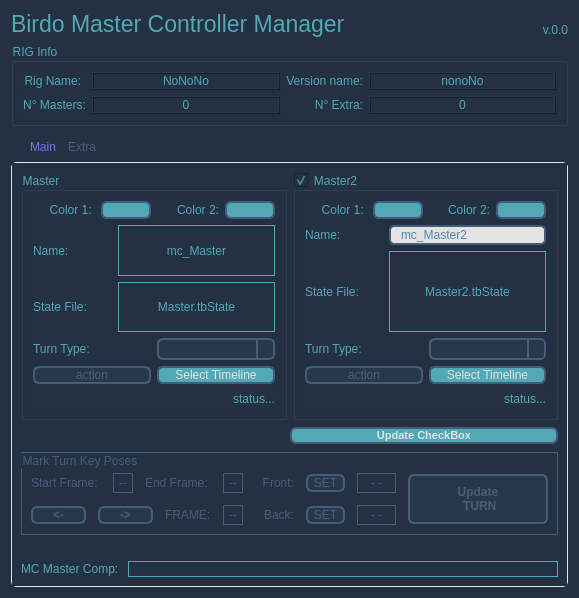
Before: the Qt Designer form package/harmony20/BirdoPack/ui/BD_BirdoMCManager.ui in otmbneto/BirdoApp, drawn with Qt 5.
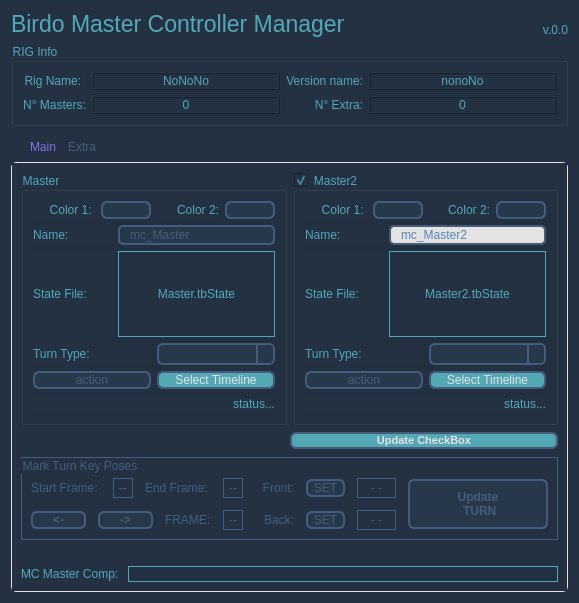
After: the same form once the commit is applied.

Commit message: update wip2 da ferramenta BD_MCManager

Diff of the .ui file:
```diff
--- a/package/harmony20/BirdoPack/ui/BD_BirdoMCManager.ui
+++ b/package/harmony20/BirdoPack/ui/BD_BirdoMCManager.ui
@@ -7,7 +7,7 @@
     <x>0</x>
     <y>0</y>
     <width>579</width>
-    <height>598</height>
+    <height>603</height>
    </rect>
   </property>
   <property name="windowTitle">
@@ -455,6 +455,9 @@
               </item>
               <item>
                <widget class="QPushButton" name="pushMasterCor1">
+                <property name="enabled">
+                 <bool>false</bool>
+                </property>
                 <property name="minimumSize">
                  <size>
                   <width>50</width>
@@ -484,6 +487,9 @@
               </item>
               <item>
                <widget class="QPushButton" name="pushMasterCor2">
+                <property name="enabled">
+                 <bool>false</bool>
+                </property>
                 <property name="minimumSize">
                  <size>
                   <width>50</width>
@@ -513,16 +519,13 @@
                </widget>
               </item>
               <item>
-               <widget class="QLabel" name="labelMasterName">
-                <property name="frameShape">
-                 <enum>QFrame::Box</enum>
+               <widget class="QLineEdit" name="labelMasterName">
+                <property name="enabled">
+                 <bool>false</bool>
                 </property>
                 <property name="text">
                  <string>mc_Master</string>
                 </property>
-                <property name="alignment">
-                 <set>Qt::AlignCenter</set>
-                </property>
                </widget>
               </item>
              </layout>
@@ -656,6 +659,9 @@
               </item>
               <item>
                <widget class="QPushButton" name="pushMaster2Cor1">
+                <property name="enabled">
+                 <bool>false</bool>
+                </property>
                 <property name="minimumSize">
                  <size>
                   <width>50</width>
@@ -685,6 +691,9 @@
               </item>
               <item>
                <widget class="QPushButton" name="pushMaster2Cor2">
+                <property name="enabled">
+                 <bool>false</bool>
+                </property>
                 <property name="minimumSize">
                  <size>
                   <width>50</width>
```
The commit also changes 2 other files.
